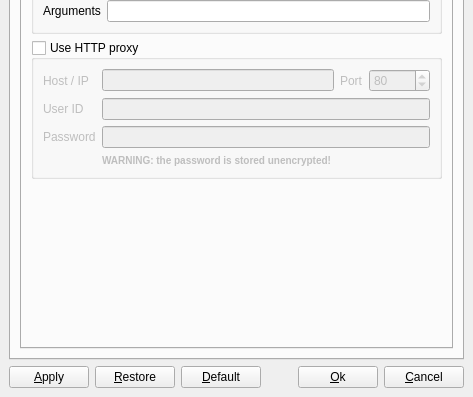
Old version of the form options.ui in the repository qmc2/qmc2-mame-fe; both pictures show x 0 to 473 and y 235 to 632 of the 473 by 632 pixel window.
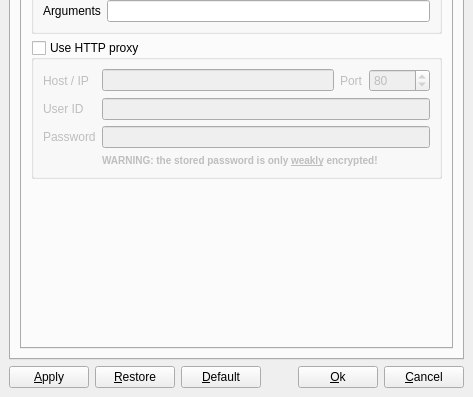
New version of the form. The open tabs and pages were chosen to show the change. Icons and pictures are not drawn.

Commit message: imp: added (weak) encryption for stored password

```diff
--- a/options.ui
+++ b/options.ui
@@ -2703,7 +2703,7 @@
                 <item row="3" column="1" colspan="3" >
                  <widget class="QLabel" name="labelNoEncryptionWarning" >
                   <property name="text" >
-                   <string>&lt;font size="-1">&lt;b>WARNING: the password is stored unencrypted!&lt;/b>&lt;/font></string>
+                   <string>&lt;font size="-1">&lt;b>WARNING: the stored password is only &lt;u>weakly&lt;/u> encrypted!&lt;/b>&lt;/font></string>
                   </property>
                  </widget>
                 </item>
```
Left out of the diff: 2 changed lines with no effect on the pictures. The commit also changes 7 other files.
